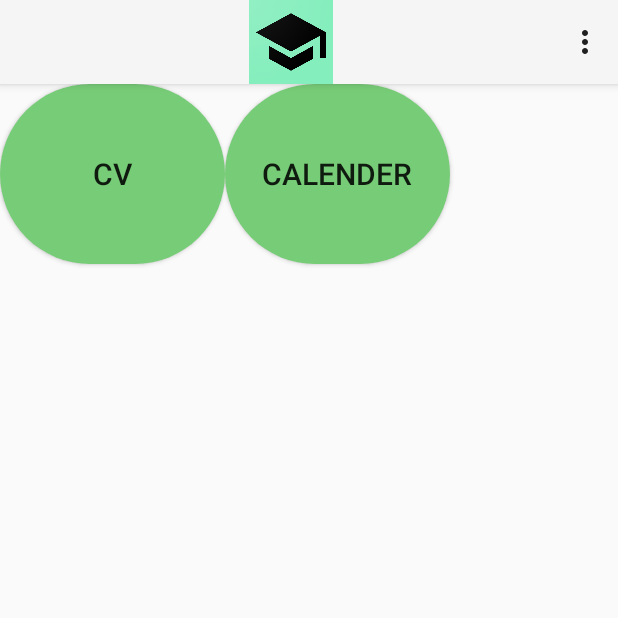
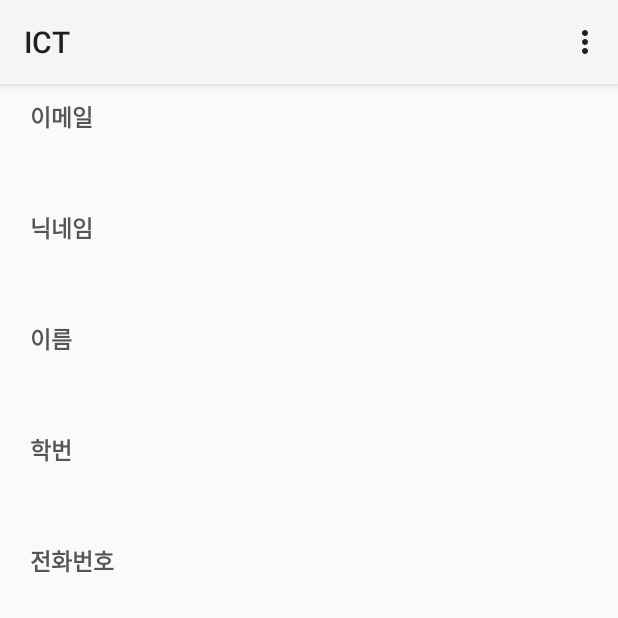
Before and after one commit to unolife/Interview-CV-app, an Android app: the screen it shows after launch (MainActivity before the commit, MyPageActivity after it), in the options menu, after a tap on "마이페이지", on a phone screen of 412 x 824 dp, the top half of it. Run offline under Robolectric (Android 15) with nearby library versions, the phone set to English and light mode, and no system bars; our stand-ins replace Firebase (no records; nobody signed in at launch, a user with empty details on screens opened directly); libraries missing offline, so code that uses them is left out: com.facebook.stetho; 6 statements that could not run were skipped.

Commit message:
add cv q&a

```diff
--- a/app/src/main/AndroidManifest.xml
+++ b/app/src/main/AndroidManifest.xml
@@ -11,7 +11,9 @@
         android:roundIcon="@drawable/icon2"
         android:supportsRtl="true"
         android:theme="@style/Theme.AppCompat.Light">
-        <activity android:name=".SignUpActivity"></activity>
+        <activity android:name=".CoverLetterActivity"></activity>
+        <activity android:name=".MyPageActivity" />
+        <activity android:name=".SignUpActivity" />
         <activity android:name=".SignInActivity" />
         <activity android:name=".MainActivity">
             <intent-filter>
--- /dev/null
+++ b/app/src/main/java/com/cookandroid/interview_cv_app/CVDbHelper.java
@@ -0,0 +1,39 @@
+package com.cookandroid.interview_cv_app;
+
+import android.content.Context;
+import android.database.sqlite.SQLiteDatabase;
+import android.database.sqlite.SQLiteOpenHelper;
+
+public class CVDbHelper extends SQLiteOpenHelper {
+    private static CVDbHelper sInstance;
+
+    private static final int DB_VERSION = 1;
+    private static final String DB_NAME = "coverletter.db";
+    private static final String SQL_CREATE_ENTRIES =
+            String.format("CREATE TABLE %s (%s INTEGER PRIMARY KEY AUTOINCREMENT, %s TEXT, %s TEXT)",
+                    CV.CVEntry.TABLE_NAME,
+                    CV.CVEntry._ID,
+                    CV.CVEntry.COLUMN_NAME_QUESTION,
+                    CV.CVEntry.COLUMN_NAME_ANSWERS);
+
+    public static CVDbHelper getInstance(Context context) {
+        if (sInstance == null) {
+            sInstance = new CVDbHelper(context);
+        }
+        return sInstance;
+    }
+
+    private CVDbHelper(Context context) {
+        super(context, DB_NAME, null, DB_VERSION);
+    }
+
+    @Override
+    public void onCreate(SQLiteDatabase db) {
+        db.execSQL(SQL_CREATE_ENTRIES);
+    }
+
+    @Override
+    public void onUpgrade(SQLiteDatabase db, int oldVersion, int newVersion) {
+
+    }
+}
--- a/app/src/main/java/com/cookandroid/interview_cv_app/MainActivity.java
+++ b/app/src/main/java/com/cookandroid/interview_cv_app/MainActivity.java
@@ -1,18 +1,34 @@
 package com.cookandroid.interview_cv_app;
 
+import android.content.Context;
+import android.content.DialogInterface;
 import android.content.Intent;
+import android.database.Cursor;
+import android.database.sqlite.SQLiteDatabase;
+import android.support.v7.app.AlertDialog;
 import android.support.v7.app.AppCompatActivity;
 import android.os.Bundle;
+import android.view.LayoutInflater;
 import android.view.Menu;
 import android.view.MenuInflater;
 import android.view.MenuItem;
 import android.view.View;
+import android.view.ViewGroup;
+import android.widget.AdapterView;
 import android.widget.Button;
+import android.widget.CursorAdapter;
+import android.widget.ListView;
+import android.widget.TextView;
+import android.widget.Toast;
 
 public class MainActivity extends AppCompatActivity {
     private static final int LAYOUT = R.layout.activity_main;
+    private static final int REQUEST_CODE_INSERT = 1000;
+    private CVAdapter cvAdapter;
     Button btn_cv;
     Button btn_tn;
+
+    ListView listView;
 
     @Override
     protected void onCreate(Bundle savedInstanceState) {
@@ -20,6 +36,54 @@ public class MainActivity extends AppCompatActivity {
         setContentView(LAYOUT);
 
         bindView();
+        Cursor cursor = getCVCursor();
+        cvAdapter = new MainActivity.CVAdapter(this, cursor);
+        listView.setAdapter(cvAdapter);
+        listView.setOnItemClickListener(new AdapterView.OnItemClickListener() {
+            @Override
+            public void onItemClick(AdapterView<?> parent, View view, int position, long id) {
+                Intent intent = new Intent(MainActivity.this, CoverLetterActivity.class);
+
+                Cursor cursor = (Cursor) cvAdapter.getItem(position);
+                String question = cursor.getString(cursor.getColumnIndexOrThrow(CV.CVEntry.COLUMN_NAME_QUESTION));
+                String answer = cursor.getString(cursor.getColumnIndexOrThrow(CV.CVEntry.COLUMN_NAME_ANSWERS));
+
+                intent.putExtra("id", id);
+                intent.putExtra("question", question);
+                intent.putExtra("answer", answer);
+
+                startActivityForResult(intent, REQUEST_CODE_INSERT);
+            }
+        });
+
+        // 오래 누르면 삭제
+        listView.setOnItemLongClickListener(new AdapterView.OnItemLongClickListener() {
+            @Override
+            public boolean onItemLongClick(AdapterView<?> parent, View view, int position, long id) {
+                final long deleteId = id;
+
+                AlertDialog.Builder builder = new AlertDialog.Builder(MainActivity.this);
+                builder.setTitle("Q&A 삭제");
+                builder.setMessage("메모를 삭제하시겠습니까?");
+                builder.setNegativeButton("취소", null);
+                builder.setPositiveButton("삭제", new DialogInterface.OnClickListener() {
+                    @Override
+                    public void onClick(DialogInterface dialog, int which) {
+                        SQLiteDatabase db = CVDbHelper.getInstance(MainActivity.this).getWritableDatabase();
+                        int deleteCount = db.delete(CV.CVEntry.TABLE_NAME,
+                                CV.CVEntry._ID + "=" + deleteId, null);
+                        if (deleteCount == 0) {
+                            Toast.makeText(MainActivity.this, "삭제에 문제가 발생하였습니다.", Toast.LENGTH_SHORT).show();
+                        } else {
+                            cvAdapter.swapCursor(getCVCursor());
+                            Toast.makeText(MainActivity.this, "Q&A가 삭제되었습니다.", Toast.LENGTH_SHORT).show();
+                        }
+                    }
+                });
+                builder.show();
+                return true;
+            }
+        });
 
         // 자소서 버튼
         btn_cv.setOnClickListener(new View.OnClickListener() {
@@ -42,14 +106,41 @@ public class MainActivity extends AppCompatActivity {
         });
     }
 
+    private Cursor getCVCursor() {
+        CVDbHelper dbHelper = CVDbHelper.getInstance(this);
+        return dbHelper.getReadableDatabase()
+                .query(CV.CVEntry.TABLE_NAME,
+                        null, null, null, null, null, null);
+    }
+
+    private static class CVAdapter extends CursorAdapter {
+
+        public CVAdapter(Context context, Cursor c) {
+            super(context, c, false);
+        }
+
+        @Override
+        public View newView(Context context, Cursor cursor, ViewGroup parent) {
+            return LayoutInflater.from(context)
+                    .inflate(android.R.layout.simple_list_item_1, parent, false);
+        }
+
+        @Override
+        public void bindView(View view, Context context, Cursor cursor) {
+            TextView questionText = view.findViewById(android.R.id.text1);
+            questionText.setText(cursor.getString(cursor.getColumnIndexOrThrow(CV.CVEntry.COLUMN_NAME_QUESTION)));
+        }
+    }
+
     private void bindView() {
         // 상단 아이콘
         getSupportActionBar().setDisplayShowHomeEnabled(true);
         getSupportActionBar().setIcon(R.drawable.icon2);
-
+        listView = findViewById(R.id.cv_list);
         btn_cv = (Button) findViewById(R.id.button_CV);
         btn_tn = (Button) findViewById(R.id.button_TN);
     }
+
     public boolean onCreateOptionsMenu(Menu menu) {
         MenuInflater inflater = getMenuInflater();
         inflater.inflate(R.menu.mainmenu, menu);
@@ -58,7 +149,7 @@ public class MainActivity extends AppCompatActivity {
 
     @Override
     public boolean onOptionsItemSelected(MenuItem item) {
-        switch(item.getItemId()) {
+        switch (item.getItemId()) {
             case R.id.signIn:
                 Intent intent = new Intent(getApplicationContext(), SignInActivity.class);
                 startActivity(intent);
@@ -67,15 +158,23 @@ public class MainActivity extends AppCompatActivity {
                 Intent intent2 = new Intent(getApplicationContext(), SignUpActivity.class);
                 startActivity(intent2);
                 return true;
-//            case R.id.myPage:
-//                Intent intent3 = new Intent(getApplicationContext(), MyPageActivity.class);
-//                startActivity(intent3);
-//                return true;
-//            case R.id.CoverLetter:
-//                Intent intent4 = new Intent(getApplicationContext(), CoverLetterActivity.class);
-//                startActivity(intent4);
-//                return true;
+            case R.id.myPage:
+                Intent intent3 = new Intent(getApplicationContext(), MyPageActivity.class);
+                startActivity(intent3);
+                return true;
+            case R.id.CoverLetter:
+                Intent intent4 = new Intent(getApplicationContext(), CoverLetterActivity.class);
+                startActivityForResult(intent4, REQUEST_CODE_INSERT);
+                return true;
         }
         return super.onOptionsItemSelected(item);
     }
+
+    @Override
+    protected void onActivityResult(int requestCode, int resultCode, Intent data) {
+        super.onActivityResult(requestCode, resultCode, data);
+        if (requestCode == REQUEST_CODE_INSERT && resultCode == RESULT_OK) {
+            cvAdapter.swapCursor(getCVCursor());
+        }
+    }
 }
--- /dev/null
+++ b/app/src/main/java/com/cookandroid/interview_cv_app/MyPageActivity.java
@@ -0,0 +1,99 @@
+package com.cookandroid.interview_cv_app;
+
+import android.content.Intent;
+import android.support.annotation.NonNull;
+import android.support.v7.app.AppCompatActivity;
+import android.os.Bundle;
+import android.view.Menu;
+import android.view.MenuInflater;
+import android.view.MenuItem;
+import android.widget.TextView;
+
+import com.google.firebase.auth.FirebaseAuth;
+import com.google.firebase.auth.FirebaseUser;
+import com.google.firebase.database.DataSnapshot;
+import com.google.firebase.database.DatabaseError;
+import com.google.firebase.database.DatabaseReference;
+import com.google.firebase.database.FirebaseDatabase;
+import com.google.firebase.database.ValueEventListener;
+
+public class MyPageActivity extends AppCompatActivity {
+    private DatabaseReference mDatabase;
+    private DatabaseReference userDB;
+    private FirebaseUser currentUser = FirebaseAuth.getInstance().getCurrentUser();
+
+    TextView email, nickname, name, collagenum, tel;
+
+    @Override
+    protected void onCreate(Bundle savedInstanceState) {
+        super.onCreate(savedInstanceState);
+        setContentView(R.layout.activity_my_page);
+
+        mDatabase = FirebaseDatabase.getInstance().getReference();
+        userDB = mDatabase.child("users").child(userId(currentUser.getEmail())).child("userInfo");
+
+        email = findViewById(R.id.TextView_email);
+        nickname = findViewById(R.id.TextView_nickname);
+        name = findViewById(R.id.TextView_name);
+        collagenum = findViewById(R.id.TextView_collagenum);
+        tel = findViewById(R.id.TextView_tel);
+
+        userDB.addValueEventListener(new ValueEventListener() {
+            @Override
+            public void onDataChange(@NonNull DataSnapshot dataSnapshot) {
+                User currentUser = dataSnapshot.getValue(User.class);
+
+                email.setText(currentUser.email);
+                nickname.setText(currentUser.nickname);
+                name.setText(currentUser.username);
+                collagenum.setText(currentUser.collagenum);
+                tel.setText(currentUser.tel);
+            }
+
+            @Override
+            public void onCancelled(@NonNull DatabaseError databaseError) {
+
+            }
+        });
+
+    }
+    private String userId(String email){
+        String ans ="";
+        for(int i=0; i<email.length();i++) {
+            char a =email.charAt(i);
+            if(a!='.'&&a!='@') {
+                ans +=a;
+            }
+        }
+        return ans;
+    }
+
+    public boolean onCreateOptionsMenu(Menu menu) {
+        MenuInflater inflater = getMenuInflater();
+        inflater.inflate(R.menu.mainmenu, menu);
+        return true;
+    }
+
+    @Override
+    public boolean onOptionsItemSelected(MenuItem item) {
+        switch(item.getItemId()) {
+            case R.id.signIn:
+                Intent intent = new Intent(getApplicationContext(), SignInActivity.class);
+                startActivity(intent);
+                return true;
+            case R.id.signUp:
+                Intent intent2 = new Intent(getApplicationContext(), SignUpActivity.class);
+                startActivity(intent2);
+                return true;
+            case R.id.myPage:
+                Intent intent3 = new Intent(getApplicationContext(), MyPageActivity.class);
+                startActivity(intent3);
+                return true;
+//            case R.id.CoverLetter:
+//                Intent intent4 = new Intent(getApplicationContext(), CoverLetterActivity.class);
+//                startActivity(intent4);
+//                return true;
+        }
+        return super.onOptionsItemSelected(item);
+    }
+}
--- a/app/src/main/res/layout/activity_main.xml
+++ b/app/src/main/res/layout/activity_main.xml
@@ -5,14 +5,13 @@
     xmlns:tools="http://schemas.android.com/tools"
     android:layout_width="match_parent"
     android:layout_height="match_parent"
-    android:orientation="horizontal"
+    android:orientation="vertical"
     tools:context=".MainActivity">
-
 
     <Button
         android:id="@+id/button_CV"
-        android:layout_width="150dp"
-        android:layout_height="120dp"
+        android:layout_width="wrap_content"
+        android:layout_height="wrap_content"
         android:background="@drawable/button_ic"
         android:text="CV"
         android:textSize="20sp"
@@ -20,11 +19,17 @@
 
     <Button
         android:id="@+id/button_TN"
-        android:layout_width="150dp"
-        android:layout_height="120dp"
+        android:layout_width="wrap_content"
+        android:layout_height="wrap_content"
         android:background="@drawable/button_ic"
         android:text="Calender"
         android:textSize="20sp"
         />
 
+    <ListView
+        android:id="@+id/cv_list"
+        android:layout_width="wrap_content"
+        android:layout_height="wrap_content"></ListView>
+
+
 </LinearLayout>
--- /dev/null
+++ b/app/src/main/res/layout/activity_my_page.xml
@@ -0,0 +1,98 @@
+<?xml version="1.0" encoding="utf-8"?>
+<LinearLayout
+    android:layout_width="match_parent"
+    android:layout_height="match_parent"
+    android:orientation="vertical"
+    xmlns:android="http://schemas.android.com/apk/res/android">
+
+    <TextView
+        android:layout_marginTop="10dp"
+        android:layout_marginLeft="20dp"
+        android:layout_marginRight="15dp"
+        android:layout_width="wrap_content"
+        android:layout_height="wrap_content"
+        android:textStyle="bold"
+        android:textColor="#ff555555"
+        android:textSize="15dp"
+        android:text="이메일"/>
+
+    <TextView
+        android:id="@+id/TextView_email"
+        android:layout_marginTop="5dp"
+        android:layout_gravity="center"
+        android:layout_width="350dp"
+        android:layout_height="35dp" />
+
+    <TextView
+        android:layout_marginTop="10dp"
+        android:layout_marginLeft="20dp"
+        android:layout_marginRight="15dp"
+        android:layout_width="wrap_content"
+        android:layout_height="wrap_content"
+        android:textStyle="bold"
+        android:textColor="#ff555555"
+        android:textSize="15dp"
+        android:text="닉네임"/>
+
+    <TextView
+        android:id="@+id/TextView_nickname"
+        android:layout_marginTop="5dp"
+        android:layout_gravity="center"
+        android:layout_width="350dp"
+        android:layout_height="35dp" />
+
+    <TextView
+        android:layout_marginTop="10dp"
+        android:layout_marginLeft="20dp"
+        android:layout_marginRight="15dp"
+        android:layout_width="wrap_content"
+        android:layout_height="wrap_content"
+        android:textStyle="bold"
+        android:textColor="#ff555555"
+        android:textSize="15dp"
+        android:text="이름"/>
+
+    <TextView
+        android:id="@+id/TextView_name"
+        android:layout_marginTop="5dp"
+        android:layout_gravity="center"
+        android:layout_width="350dp"
+        android:layout_height="35dp" />
+
+    <TextView
+        android:layout_marginTop="10dp"
+        android:layout_marginLeft="20dp"
+        android:layout_marginRight="15dp"
+        android:layout_width="wrap_content"
+        android:layout_height="wrap_content"
+        android:textStyle="bold"
+        android:textColor="#ff555555"
+        android:textSize="15dp"
+        android:text="학번"/>
+
+    <TextView
+        android:id="@+id/TextView_collagenum"
+        android:layout_marginTop="5dp"
+        android:layout_gravity="center"
+        android:layout_width="350dp"
+        android:layout_height="35dp" />
+
+    <TextView
+        android:layout_marginTop="10dp"
+        android:layout_marginLeft="20dp"
+        android:layout_marginRight="15dp"
+        android:layout_width="wrap_content"
+        android:layout_height="wrap_content"
+        android:textStyle="bold"
+        android:textColor="#ff555555"
+        android:textSize="15dp"
+        android:text="전화번호"/>
+
+    <TextView
+        android:id="@+id/TextView_tel"
+        android:layout_marginTop="5dp"
+        android:layout_gravity="center"
+        android:layout_width="350dp"
+        android:layout_height="35dp" />
+
+</LinearLayout>
```
Also changed, not shown: app/src/main/java/com/cookandroid/interview_cv_app/CV.java (+9 -0 lines), app/src/main/java/com/cookandroid/interview_cv_app/CoverLetterActivity.java (added, +107 -0 lines), app/src/main/java/com/cookandroid/interview_cv_app/SignInActivity.java (+8 -8 lines), app/src/main/java/com/cookandroid/interview_cv_app/SignUpActivity.java (+8 -8 lines), app/src/main/res/layout/activity_cover_letter.xml (added, +37 -0 lines).
